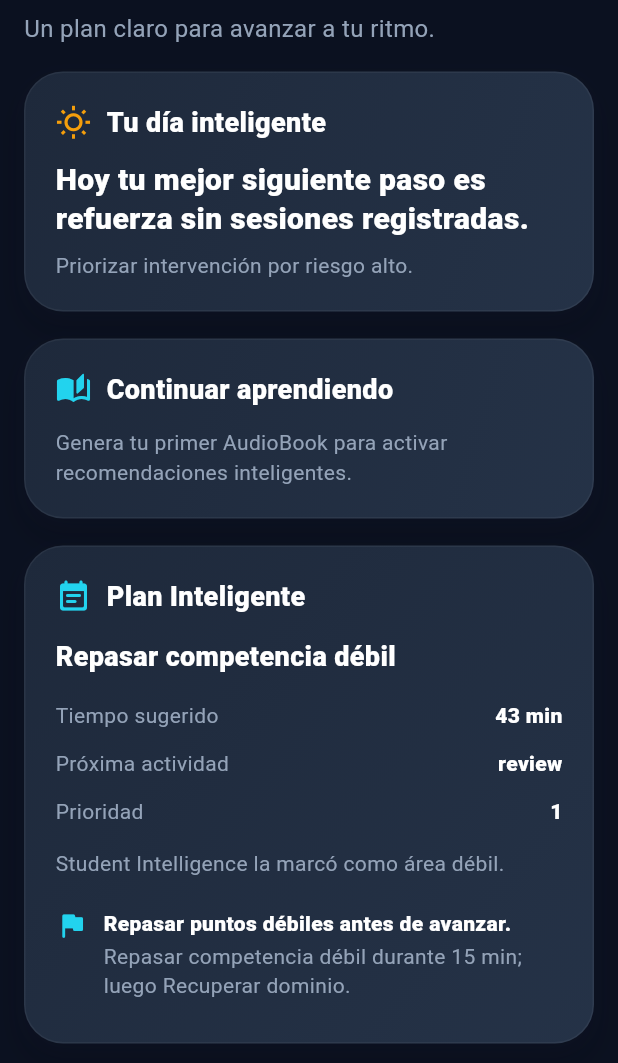
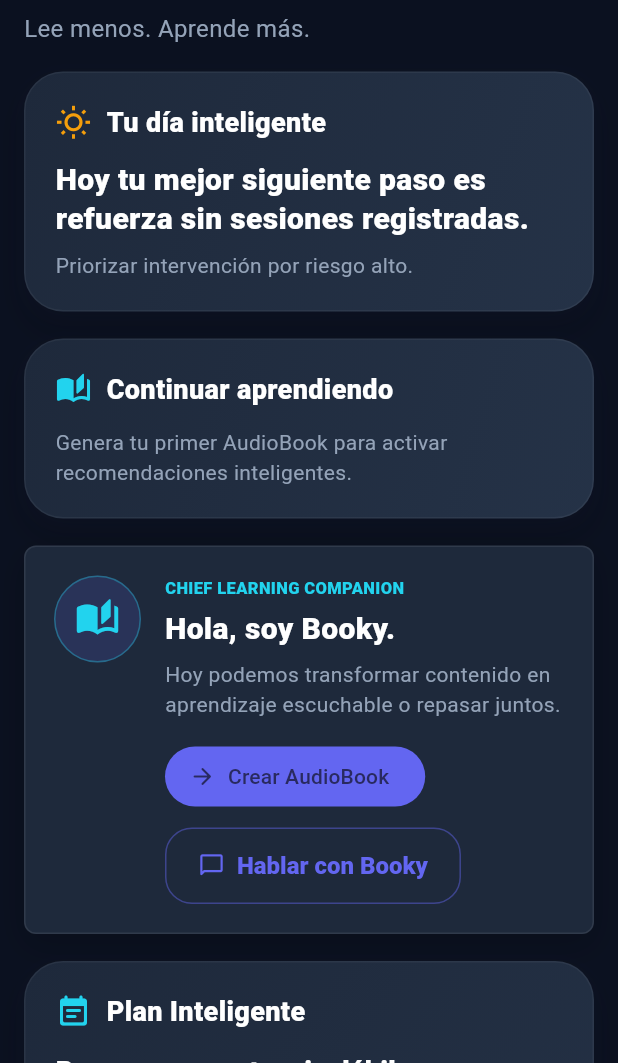
Before and after one commit to welintonrafael01-design/campusai-audio, a Flutter app: the StudentDashboardScreen screen opened by its route, on a phone screen of 412 x 824 dp, the part 173-1236 px from its top. Run offline on Flutter 3.47's test engine with Material 3 defaults, Android fonts, the phone set to English and light mode, and no system bars; our stand-ins replace file_picker, flip_card, flutter_markdown, flutter_riverpod, go_router, just_audio and 4 more; missing offline and left inert: dart:html; accounts and stored records are empty.

Commit message:
Add Launch Polish design system and Booky experience

```diff
--- a/mobile/campusai_mobile/lib/screens/audiobook_studio_screen.dart
+++ b/mobile/campusai_mobile/lib/screens/audiobook_studio_screen.dart
@@ -10,8 +10,9 @@ import '../services/audiobook_progress_service.dart';
 import '../services/audiobook_service.dart';
 import '../services/learning_engine/learning_progress_service.dart';
 import '../theme/app_theme.dart';
-import '../widgets/launch_empty_state.dart';
 import '../widgets/section_card.dart';
+import '../widgets/studybook/booky_card.dart';
+import '../widgets/studybook/studybook_states.dart';
 
 class AudioBookStudioScreen extends StatefulWidget {
   final String sourceMode;
@@ -185,12 +186,14 @@ class _AudioBookStudioScreenState extends State<AudioBookStudioScreen> {
           behavior: SnackBarBehavior.floating,
         ),
       );
-    } catch (error) {
+    } catch (_) {
       if (!mounted) return;
 
       ScaffoldMessenger.of(context).showSnackBar(
-        SnackBar(
-          content: Text('No se pudo generar el Audio Libro: $error'),
+        const SnackBar(
+          content: Text(
+            'Booky no pudo generar el AudioBook esta vez. Probemos de nuevo.',
+          ),
           behavior: SnackBarBehavior.floating,
         ),
       );
@@ -1152,12 +1155,12 @@ class _AudioBookStudioScreenState extends State<AudioBookStudioScreen> {
                 ),
                 const SizedBox(height: 8),
                 const Text(
-                  'Convierte tus documentos o temas en audio libros educativos.',
+                  'Convierte este contenido en aprendizaje escuchable.',
                   style: TextStyle(color: AppTheme.textMuted, height: 1.4),
                 ),
                 const SizedBox(height: 12),
                 const Text(
-                  'Escucha, practica y consulta al Tutor IA desde cada capítulo.',
+                  'Booky te acompaña con audio, actividades y práctica.',
                   style: TextStyle(color: AppTheme.textMuted, fontSize: 12),
                 ),
                 const SizedBox(height: 16),
@@ -1174,6 +1177,12 @@ class _AudioBookStudioScreenState extends State<AudioBookStudioScreen> {
                 ),
               ],
             ),
+          ),
+          const SizedBox(height: 18),
+          const BookyCard(
+            title: 'Booky convierte contenido en aprendizaje',
+            message:
+                'Puedo convertir este contenido en un audiolibro inteligente y acompañarte durante el repaso.',
           ),
           const SizedBox(height: 18),
           if (continueResult != null)
@@ -1305,11 +1314,8 @@ class _AudioBookStudioScreenState extends State<AudioBookStudioScreen> {
           ),
           const SizedBox(height: 18),
           if (isGenerating)
-            const SectionCard(
-              child: Text(
-                'Generando audio libro...',
-                style: TextStyle(color: AppTheme.textMuted),
-              ),
+            const StudyBookLoadingState(
+              message: 'Booky está creando tu AudioBook...',
             )
           else if (selectedAudioBook.isNotEmpty)
             _AudioBookResult(
@@ -1396,11 +1402,10 @@ class _SavedAudioBooksSection extends StatelessWidget {
           if (isLoading)
             const LinearProgressIndicator()
           else if (savedAudioBooks.isEmpty)
-            const LaunchEmptyState(
-              title: 'Crea tu primer AudioBook',
+            const StudyBookEmptyState(
+              title: 'Sube tu primer contenido',
               message:
-                  'Escribe un tema arriba para activar audio, actividades y recomendaciones.',
-              icon: Icons.headphones_outlined,
+                  'Yo te ayudo a transformarlo en conocimiento y aprendizaje escuchable.',
             )
           else
             ...savedAudioBooks.map(
@@ -2249,14 +2254,14 @@ class _AudioBookChapterCard extends StatelessWidget {
     final audioState = isGeneratingAudio
         ? 'Generando audio'
         : hasAudioError
-            ? 'Error al generar audio'
+            ? 'Probemos otra vez con el audio'
             : hasAudio
                 ? 'Audio listo'
                 : 'Sin audio';
     final learningState = isGeneratingLearningPack
         ? 'Generando actividades'
         : hasLearningPackError
-            ? 'Error al generar actividades'
+            ? 'Probemos otra vez con las actividades'
             : hasLearningPack
                 ? 'Actividades listas'
                 : 'Sin actividades';
@@ -2361,7 +2366,7 @@ class _AudioBookChapterCard extends StatelessWidget {
                   label: Text(
                     isGeneratingLearningPack
                         ? 'Generando actividades...'
-                        : 'Generar actividades',
+                        : 'Generar actividades para recordar mejor',
                   ),
                 ),
               if (hasLearningPack && !hasFlashcards && !hasMiniQuiz)
@@ -2390,7 +2395,7 @@ class _AudioBookChapterCard extends StatelessWidget {
               OutlinedButton.icon(
                 onPressed: onTutor,
                 icon: const Icon(Icons.chat_bubble_outline_rounded),
-                label: const Text('Preguntar al Tutor IA'),
+                label: const Text('Preguntarle a Booky'),
               ),
               OutlinedButton.icon(
                 onPressed: onVoiceTutor,
@@ -2561,7 +2566,7 @@ class _QuizQuestionTile extends StatelessWidget {
           ),
           if (answered) ...[
             Text(
-              isCorrect ? 'Correcto' : 'Incorrecto',
+              isCorrect ? 'Correcto' : 'Sigue practicando',
               style: TextStyle(
                 color: isCorrect ? AppTheme.success : AppTheme.warning,
                 fontWeight: FontWeight.w900,
--- a/mobile/campusai_mobile/lib/screens/student_dashboard_screen.dart
+++ b/mobile/campusai_mobile/lib/screens/student_dashboard_screen.dart
@@ -9,7 +9,6 @@ import '../services/campus_intelligence/enterprise_intelligence_models.dart'
     hide LearningRecommendation;
 import '../services/enterprise_notifications/enterprise_notification_center.dart';
 import '../services/gamification/gamification_models.dart' hide Achievement;
-import '../services/institution/institution_models.dart';
 import '../services/learning_engine/learning_models.dart';
 import '../services/launch/launch_models.dart';
 import '../services/launch/launch_readiness_service.dart';
@@ -17,7 +16,6 @@ import '../services/launch/onboarding_flow_service.dart';
 import '../services/launch/onboarding_readiness_service.dart';
 import '../services/launch/user_feedback_service.dart';
 import '../services/marketplace/marketplace_models.dart';
-import '../services/release_candidate/rc_models.dart';
 import '../services/student_dashboard_controller.dart';
 import '../theme/app_theme.dart';
 import '../widgets/beta_launch_card.dart';
@@ -26,6 +24,9 @@ import '../widgets/enterprise4_dashboard_widgets.dart';
 import '../widgets/next_best_action_card.dart';
 import '../widgets/onboarding_step_card.dart';
 import '../widgets/section_card.dart';
+import '../widgets/studybook/booky_card.dart';
+import '../widgets/studybook/premium_section_card.dart';
+import '../widgets/studybook/studybook_states.dart';
 
 class StudentDashboardScreen extends StatefulWidget {
   const StudentDashboardScreen({super.key});
@@ -70,11 +71,9 @@ class _StudentDashboardScreenState extends State<StudentDashboardScreen> {
   List<StudentTimelineItem> smartTimeline = [];
   GamificationProfile gamificationProfile = GamificationProfile.empty();
   List<MarketplaceItem> marketplaceSuggestions = [];
-  InstitutionDashboard institutionDashboard = InstitutionDashboard.empty();
   NotificationHistory notificationHistory = const NotificationHistory();
   AutonomousActionPlan autonomousActionPlan = AutonomousActionPlan.empty();
   LaunchReadinessReport launchReport = LaunchReadinessReport.empty();
-  ReleaseCandidateReport? rcReport;
   List<Map<String, dynamic>> recentSessions = [];
 
   @override
@@ -121,11 +120,9 @@ class _StudentDashboardScreenState extends State<StudentDashboardScreen> {
         smartTimeline = loaded.smartTimeline;
         gamificationProfile = loaded.gamificationProfile;
         marketplaceSuggestions = loaded.marketplaceSuggestions;
-        institutionDashboard = loaded.institutionDashboard;
         notificationHistory = loaded.notificationHistory;
         autonomousActionPlan = loaded.autonomousActionPlan;
         launchReport = loadedLaunchReport;
-        rcReport = loaded.rcReport;
         recentSessions = loaded.recentSessions;
         isLoading = false;
         isRefreshing = false;
@@ -400,7 +397,9 @@ class _StudentDashboardScreenState extends State<StudentDashboardScreen> {
       ),
       body: SafeArea(
         child: isLoading
-            ? const _DashboardLoadingState()
+            ? const StudyBookLoadingState(
+                message: 'Booky está preparando tu día inteligente...',
+              )
             : RefreshIndicator(
                 onRefresh: () => loadStudentDashboard(refresh: true),
                 child: SingleChildScrollView(
@@ -440,6 +439,21 @@ class _StudentDashboardScreenState extends State<StudentDashboardScreen> {
                                 : null,
                           ),
                           const SizedBox(height: 18),
+                          BookyCard(
+                            message:
+                                'Hoy podemos transformar contenido en aprendizaje escuchable o repasar juntos.',
+                            primaryLabel: 'Crear AudioBook',
+                            secondaryLabel: 'Hablar con Booky',
+                            onPrimary: () => context.goNamed(
+                              'audioBookStudio',
+                              extra: const {
+                                'sourceMode': 'solo',
+                                'sourceType': 'text',
+                              },
+                            ),
+                            onSecondary: () => context.goNamed('voiceTutor'),
+                          ),
+                          const SizedBox(height: 18),
                           _SmartStudyPlanCard(
                             plan: smartStudyPlan,
                             schedule: adaptiveSchedule,
@@ -523,18 +537,6 @@ class _StudentDashboardScreenState extends State<StudentDashboardScreen> {
                           ),
                           const SizedBox(height: 18),
                           _RecentSessionsCard(sessions: recentSessions),
-                          const SizedBox(height: 18),
-                          _TutorCtaCard(
-                            actionTitle: nextBestAction?.title ?? '',
-                            onOpen: () => context.goNamed(
-                              'voiceTutor',
-                              extra: {
-                                'title': 'Tutor IA',
-                                'suggested_prompt':
-                                    nextBestAction?.reason ?? '',
-                              },
-                            ),
-                          ),
                           const SizedBox(height: 24),
                           const _DashboardSectionLabel(
                             title: 'Recursos recomendados',
@@ -609,31 +611,38 @@ class _StudentDashboardScreenState extends State<StudentDashboardScreen> {
                             right: SmartTimelineWidget(items: smartTimeline),
                           ),
                           const SizedBox(height: 24),
-                          const _DashboardSectionLabel(
-                            title: 'Estado Enterprise',
-                            subtitle:
-                                'Indicadores secundarios de plataforma e institución.',
-                          ),
-                          const SizedBox(height: 12),
-                          _ResponsivePair(
-                            left: rcReport == null
-                                ? CreatorProfileWidget(
-                                    author: const MarketplaceAuthor(
-                                      name: 'StudyBook AI',
-                                    ),
-                                  )
-                                : _RcStatusCard(report: rcReport!),
-                            right: InstitutionHealthWidget(
-                              metrics: institutionDashboard.metrics,
-                            ),
-                          ),
-                          const SizedBox(height: 18),
-                          _ResponsivePair(
-                            left: InstitutionAlertsWidget(
-                              alerts: institutionDashboard.alerts,
-                            ),
-                            right: InstitutionKpisWidget(
-                              metrics: institutionDashboard.metrics,
+                          const PremiumSectionCard(
+                            child: Row(
+                              crossAxisAlignment: CrossAxisAlignment.start,
+                              children: [
+                                Icon(
+                                  Icons.apartment_rounded,
+                                  color: AppTheme.textMuted,
+                                ),
+                                SizedBox(width: 12),
+                                Expanded(
+                                  child: Column(
+                                    crossAxisAlignment:
+                                        CrossAxisAlignment.start,
+                                    children: [
+                                      Text(
+                                        'Próximamente para instituciones, colegios y universidades.',
+                                        style: TextStyle(
+                                          color: AppTheme.textPrimary,
+                                          fontWeight: FontWeight.w900,
+                                        ),
+                                      ),
+                                      SizedBox(height: 5),
+                                      Text(
+                                        'La versión 1.0 está enfocada en estudiantes y docentes.',
+                                        style: TextStyle(
+                                          color: AppTheme.textMuted,
+                                        ),
+                                      ),
+                                    ],
+                                  ),
+                                ),
+                              ],
                             ),
                           ),
                           const SizedBox(height: 18),
@@ -674,7 +683,7 @@ class _Header extends StatelessWidget {
         ),
         const SizedBox(height: 8),
         const Text(
-          'Un plan claro para avanzar a tu ritmo.',
+          'Lee menos. Aprende más.',
           style: TextStyle(
             color: AppTheme.textMuted,
             fontSize: 16,
@@ -682,30 +691,6 @@ class _Header extends StatelessWidget {
           ),
         ),
       ],
-    );
-  }
-}
-
-class _DashboardLoadingState extends StatelessWidget {
-  const _DashboardLoadingState();
-
-  @override
-  Widget build(BuildContext context) {
-    return const Center(
-      child: Padding(
-        padding: EdgeInsets.all(32),
-        child: Column(
-          mainAxisSize: MainAxisSize.min,
-          children: [
-            CircularProgressIndicator(),
-            SizedBox(height: 16),
-            Text(
-              'Preparando tu día inteligente...',
-              style: TextStyle(color: AppTheme.textMuted),
-            ),
-          ],
-        ),
-      ),
     );
   }
 }
@@ -775,61 +760,6 @@ class _DashboardSectionLabel extends StatelessWidget {
         const SizedBox(height: 4),
         Text(subtitle, style: const TextStyle(color: AppTheme.textMuted)),
       ],
-    );
-  }
-}
-
-class _TutorCtaCard extends StatelessWidget {
-  final String actionTitle;
-  final VoidCallback onOpen;
-
-  const _TutorCtaCard({required this.actionTitle, required this.onOpen});
-
-  @override
-  Widget build(BuildContext context) {
-    return SectionCard(
-      child: Row(
-        crossAxisAlignment: CrossAxisAlignment.start,
-        children: [
-          const Icon(
-            Icons.record_voice_over_rounded,
-            color: AppTheme.accent,
-            size: 30,
-          ),
-          const SizedBox(width: 14),
-          Expanded(
-            child: Column(
-              crossAxisAlignment: CrossAxisAlignment.start,
-              children: [
-                const Text(
-                  'Tutor IA',
-                  style: TextStyle(
-                    color: AppTheme.textPrimary,
-                    fontSize: 20,
-                    fontWeight: FontWeight.w900,
-                  ),
-                ),
-                const SizedBox(height: 6),
-                Text(
-                  actionTitle.trim().isEmpty
-                      ? 'Habla con el Tutor IA para recibir orientación personalizada.'
-                      : 'Pídele ayuda para avanzar con: $actionTitle.',
-                  style: const TextStyle(
-                    color: AppTheme.textMuted,
-                    height: 1.4,
-                  ),
-                ),
-                const SizedBox(height: 12),
-                FilledButton.icon(
-                  onPressed: onOpen,
-                  icon: const Icon(Icons.chat_bubble_outline_rounded),
-                  label: const Text('Abrir Tutor IA'),
-                ),
-              ],
-            ),
-          ),
-        ],
-      ),
     );
   }
 }
@@ -1466,39 +1396,6 @@ class _RecommendedResourcesCard extends StatelessWidget {
   }
 }
 
-class _RcStatusCard extends StatelessWidget {
-  final ReleaseCandidateReport report;
-
-  const _RcStatusCard({required this.report});
-
-  @override
-  Widget build(BuildContext context) {
-    final passedGates = report.qualityGates.where((gate) => gate.passed).length;
-    final openRisks = report.risks
-        .where((risk) => risk.severity.toLowerCase() != 'low')
-        .length;
-    return SectionCard(
-      child: Column(
-        crossAxisAlignment: CrossAxisAlignment.start,
-        children: [
-          _SectionTitle(
-            title: 'Estado RC1',
-            icon: Icons.verified_outlined,
-            color: AppTheme.success,
-          ),
-          const SizedBox(height: 14),
-          _InfoRow(label: 'Readiness', value: '${report.score}%'),
-          _InfoRow(
-            label: 'Quality gates',
-            value: '$passedGates/${report.qualityGates.length}',
-          ),
-          _InfoRow(label: 'Riesgos abiertos', value: '$openRisks'),
-        ],
-      ),
-    );
-  }
-}
-
 class _EnterpriseAnalyticsCard extends StatelessWidget {
   final StudentEnterpriseAnalytics analytics;
 
--- a/mobile/campusai_mobile/lib/widgets/onboarding/studybook_onboarding_dialog.dart
+++ b/mobile/campusai_mobile/lib/widgets/onboarding/studybook_onboarding_dialog.dart
@@ -21,11 +21,11 @@ class _StudyBookOnboardingDialogState
 
   String get welcomeText {
     return '''
-Bienvenido a StudyBook AI. Esta aplicación convierte tus documentos PDF en una experiencia inteligente de estudio y audiolibro.
+Hola, soy Booky, tu Chief Learning Companion en StudyBook AI. Te ayudo a transformar cualquier contenido en conocimiento.
 
-Puedes subir un documento, generar resúmenes, hacer preguntas a la inteligencia artificial, escuchar el contenido en audio, crear flashcards y preparar exámenes automáticos.
+Puedes subir un documento, escucharlo como AudioBook, crear flashcards, practicar y preguntarme lo que necesites mientras estudias.
 
-Para comenzar, sube tu primer PDF y deja que StudyBook AI lo analice por ti.
+Para comenzar, sube tu primer contenido. Lee menos. Aprende más.
 ''';
   }
 
@@ -67,14 +67,12 @@ Para comenzar, sube tu primer PDF y deja que StudyBook AI lo analice por ti.
             audioUrl: fullAudioUrl,
             title: 'Bienvenida a StudyBook AI',
           );
-    } catch (error) {
+    } catch (_) {
       if (!mounted) return;
 
       ScaffoldMessenger.of(context).showSnackBar(
-        SnackBar(
-          content: Text(
-            'No se pudo reproducir la bienvenida: $error',
-          ),
+        const SnackBar(
+          content: Text('Booky no pudo reproducir la bienvenida esta vez.'),
         ),
       );
     } finally {
@@ -105,7 +103,7 @@ Para comenzar, sube tu primer PDF y deja que StudyBook AI lo analice por ti.
               borderRadius: BorderRadius.circular(18),
             ),
             child: const Icon(
-              Icons.auto_awesome_rounded,
+              Icons.auto_stories_rounded,
               color: Colors.white,
               size: 28,
             ),
@@ -113,7 +111,7 @@ Para comenzar, sube tu primer PDF y deja que StudyBook AI lo analice por ti.
           const SizedBox(width: 14),
           const Expanded(
             child: Text(
-              'Bienvenido a StudyBook AI',
+              'Booky te da la bienvenida',
               style: TextStyle(
                 color: AppTheme.textPrimary,
                 fontWeight: FontWeight.w900,
@@ -129,7 +127,7 @@ Para comenzar, sube tu primer PDF y deja que StudyBook AI lo analice por ti.
           mainAxisSize: MainAxisSize.min,
           children: [
             const Text(
-              'Transforma cualquier PDF en una experiencia inteligente de estudio y audiolibro.',
+              'Hola, soy Booky. Te ayudaré a transformar contenido en conocimiento.',
               style: TextStyle(
                 color: AppTheme.textSecondary,
                 height: 1.45,
--- /dev/null
+++ b/mobile/campusai_mobile/lib/widgets/studybook/booky_card.dart
@@ -0,0 +1,113 @@
+import 'package:flutter/material.dart';
+
+import '../../theme/app_theme.dart';
+import 'premium_section_card.dart';
+import 'studybook_buttons.dart';
+
+class BookyCard extends StatelessWidget {
+  final String title;
+  final String message;
+  final String primaryLabel;
+  final String secondaryLabel;
+  final VoidCallback? onPrimary;
+  final VoidCallback? onSecondary;
+
+  const BookyCard({
+    super.key,
+    this.title = 'Hola, soy Booky.',
+    required this.message,
+    this.primaryLabel = '',
+    this.secondaryLabel = '',
+    this.onPrimary,
+    this.onSecondary,
+  });
+
+  @override
+  Widget build(BuildContext context) {
+    return PremiumSectionCard(
+      child: Row(
+        crossAxisAlignment: CrossAxisAlignment.start,
+        children: [
+          const _BookyAvatar(),
+          const SizedBox(width: 16),
+          Expanded(
+            child: Column(
+              crossAxisAlignment: CrossAxisAlignment.start,
+              children: [
+                const Text(
+                  'CHIEF LEARNING COMPANION',
+                  style: TextStyle(
+                    color: AppTheme.accent,
+                    fontSize: 11,
+                    fontWeight: FontWeight.w900,
+                  ),
+                ),
+                const SizedBox(height: 5),
+                Text(
+                  title,
+                  style: const TextStyle(
+                    color: AppTheme.textPrimary,
+                    fontSize: 20,
+                    fontWeight: FontWeight.w900,
+                  ),
+                ),
+                const SizedBox(height: 6),
+                Text(
+                  message,
+                  style: const TextStyle(
+                    color: AppTheme.textMuted,
+                    height: 1.4,
+                  ),
+                ),
+                if (onPrimary != null || onSecondary != null) ...[
+                  const SizedBox(height: 14),
+                  Wrap(
+                    spacing: 10,
+                    runSpacing: 10,
+                    children: [
+                      if (onPrimary != null)
+                        StudyBookPrimaryButton(
+                          label: primaryLabel,
+                          icon: Icons.arrow_forward_rounded,
+                          onPressed: onPrimary,
+                        ),
+                      if (onSecondary != null)
+                        StudyBookSecondaryButton(
+                          label: secondaryLabel,
+                          icon: Icons.chat_bubble_outline_rounded,
+                          onPressed: onSecondary,
+                        ),
+                    ],
+                  ),
+                ],
+              ],
+            ),
+          ),
+        ],
+      ),
+    );
+  }
+}
+
+class _BookyAvatar extends StatelessWidget {
+  const _BookyAvatar();
+
+  @override
+  Widget build(BuildContext context) {
+    // TODO(booky-asset): replace this icon with the official Booky artwork.
+    return Container(
+      width: 58,
+      height: 58,
+      decoration: BoxDecoration(
+        color: AppTheme.primary.withValues(alpha: .16),
+        shape: BoxShape.circle,
+        border: Border.all(color: AppTheme.accent.withValues(alpha: .35)),
+      ),
+      child: const Icon(
+        Icons.auto_stories_rounded,
+        color: AppTheme.accent,
+        size: 30,
+      ),
+    );
+  }
+}
--- /dev/null
+++ b/mobile/campusai_mobile/lib/widgets/studybook/premium_section_card.dart
@@ -0,0 +1,41 @@
+import 'package:flutter/material.dart';
+
+import '../../theme/app_theme.dart';
+
+class PremiumSectionCard extends StatelessWidget {
+  final Widget child;
+  final EdgeInsetsGeometry padding;
+  final VoidCallback? onTap;
+
+  const PremiumSectionCard({
+    super.key,
+    required this.child,
+    this.padding = const EdgeInsets.all(20),
+    this.onTap,
+  });
+
+  @override
+  Widget build(BuildContext context) {
+    final content = DecoratedBox(
+      decoration: BoxDecoration(
+        color: AppTheme.card,
+        borderRadius: BorderRadius.circular(8),
+        border: Border.all(color: Colors.white.withValues(alpha: .08)),
+        boxShadow: [
+          BoxShadow(
+            color: Colors.black.withValues(alpha: .16),
+            blurRadius: 18,
+            offset: const Offset(0, 8),
+          ),
+        ],
+      ),
+      child: Padding(padding: padding, child: child),
+    );
+    if (onTap == null) return content;
+    return InkWell(
+      onTap: onTap,
+      borderRadius: BorderRadius.circular(8),
+      child: content,
+    );
+  }
+}
--- /dev/null
+++ b/mobile/campusai_mobile/lib/widgets/studybook/studybook_buttons.dart
@@ -0,0 +1,52 @@
+import 'package:flutter/material.dart';
+
+class StudyBookPrimaryButton extends StatelessWidget {
+  final String label;
+  final IconData? icon;
+  final VoidCallback? onPressed;
+  final bool isLoading;
+
+  const StudyBookPrimaryButton({
+    super.key,
+    required this.label,
+    required this.onPressed,
+    this.icon,
+    this.isLoading = false,
+  });
+
+  @override
+  Widget build(BuildContext context) {
+    return FilledButton.icon(
+      onPressed: isLoading ? null : onPressed,
+      icon: isLoading
+          ? const SizedBox.square(
+              dimension: 16,
+              child: CircularProgressIndicator(strokeWidth: 2),
+            )
+          : Icon(icon ?? Icons.arrow_forward_rounded),
+      label: Text(label),
+    );
+  }
+}
+
+class StudyBookSecondaryButton extends StatelessWidget {
+  final String label;
+  final IconData? icon;
+  final VoidCallback? onPressed;
+
+  const StudyBookSecondaryButton({
+    super.key,
+    required this.label,
+    required this.onPressed,
+    this.icon,
+  });
+
+  @override
+  Widget build(BuildContext context) {
+    return OutlinedButton.icon(
+      onPressed: onPressed,
+      icon: Icon(icon ?? Icons.arrow_forward_rounded),
+      label: Text(label),
+    );
+  }
+}
```
Also changed, not shown: mobile/campusai_mobile/lib/screens/voice_tutor_screen.dart (+19 -38 lines), mobile/campusai_mobile/lib/widgets/studybook/studybook_indicators.dart (added, +94 -0 lines), mobile/campusai_mobile/lib/widgets/studybook/studybook_states.dart (added, +83 -0 lines), 1 other file.
